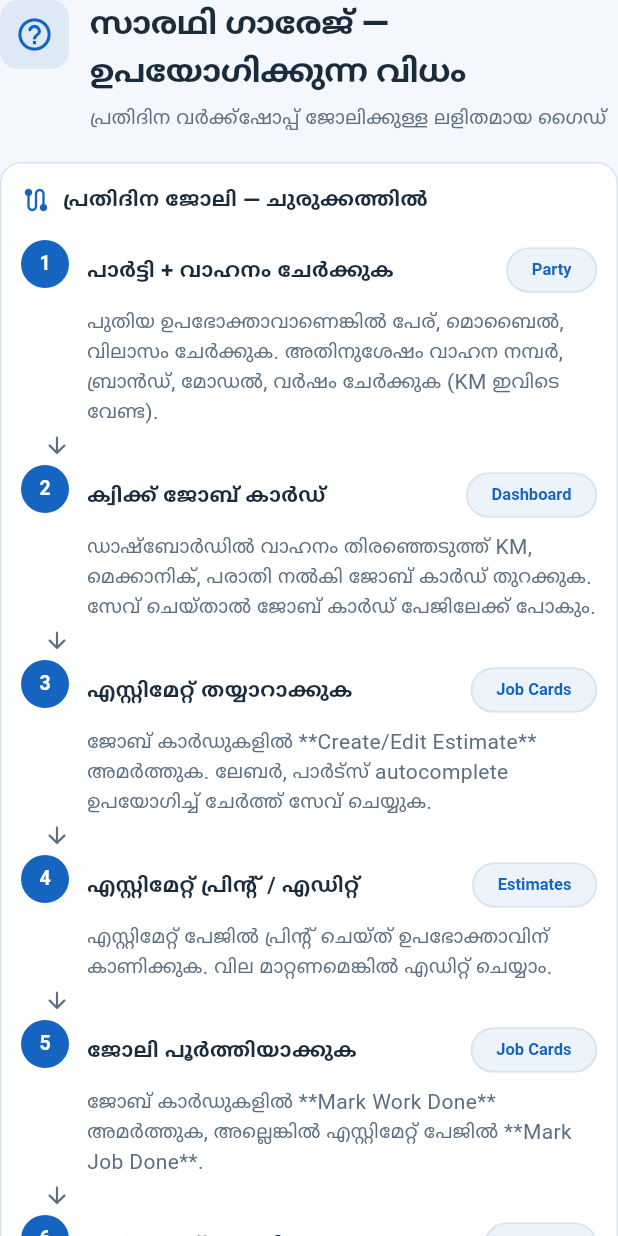
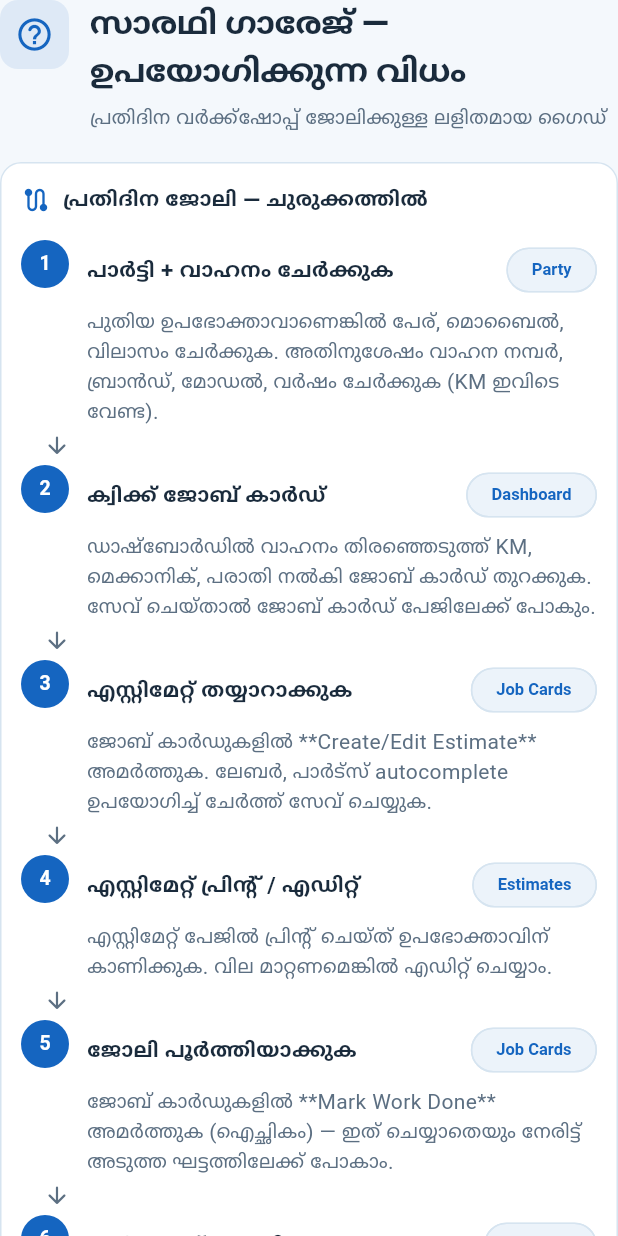
Before and after one commit to shyjutech/garage-management-system, a Flutter app: the HelpPage widget shown alone on an empty page, opened directly, on a phone screen of 412 x 824 dp. Run offline on Flutter 3.47's test engine with Material 3 defaults, Android fonts, the phone set to English and light mode, and no system bars; our stand-ins replace cloud_firestore, firebase_auth, firebase_core, pdf, printing, shared_preferences; missing offline and left inert: dart:html; accounts and stored records are empty.

```diff
--- a/lib/src/pages/help_page.dart
+++ b/lib/src/pages/help_page.dart
@@ -62,8 +62,8 @@ class HelpPage extends StatelessWidget {
                   number: '5',
                   title: 'ജോലി പൂർത്തിയാക്കുക',
                   body:
-                      'ജോബ് കാർഡുകളിൽ **Mark Work Done** അമർത്തുക, '
-                      'അല്ലെങ്കിൽ എസ്റ്റിമേറ്റ് പേജിൽ **Mark Job Done**.',
+                      'ജോബ് കാർഡുകളിൽ **Mark Work Done** അമർത്തുക (ഐച്ഛികം) — '
+                      'ഇത് ചെയ്യാതെയും നേരിട്ട് അടുത്ത ഘട്ടത്തിലേക്ക് പോകാം.',
                   menu: 'Job Cards',
                 ),
                 _flowArrow(),
@@ -208,7 +208,6 @@ class HelpPage extends StatelessWidget {
                 ),
                 _HelpBullet('**Edit** — ലേബർ/പാർട്സ് മാറ്റുക'),
                 _HelpBullet('**Print** — PDF പ്രിന്റ് / ഷെയർ'),
-                _HelpBullet('**Mark Job Done** — ജോലി പൂർത്തിയായി എന്ന് അടയാളപ്പെടുത്തുക'),
                 _HelpBullet('**Convert to Invoice** — ഉപഭോക്താവ് സമ്മതിച്ചാൽ ഇൻവോയ്സാക്കുക'),
                 _HelpTip(
                   'ഇൻവോയ്സ് നേരിട്ട് ഇൻവോയ്സ് പേജിൽ സൃഷ്ടിക്കാനാവില്ല — എസ്റ്റിമേറ്റിൽ നിന്ന് Convert ചെയ്യുക.',
@@ -319,7 +318,8 @@ class HelpPage extends StatelessWidget {
                   'വലിയ ജോലിക്ക് മുമ്പ് എസ്റ്റിമേറ്റ് പ്രിന്റ് ചെയ്ത് ഉപഭോക്താവിന് കാണിക്കുക.',
                 ),
                 _HelpTip(
-                  'ജോലി പൂർത്തിയായാൽ Mark Work Done → പിന്നീട് Convert to Invoice.',
+                  'Convert to Invoice നേരിട്ട് ചെയ്യാം — Mark Work Done ഐച്ഛികമാണ്, '
+                  'ജോബ് കാർഡ് ബോർഡിൽ സ്റ്റാറ്റസ് കാണിക്കാൻ മാത്രം.',
                 ),
                 _HelpTip(
                   'ലോഗിൻ ചെയ്ത ശേഷം ഡാറ്റ ഓൺലൈനിൽ സേവ് ആകും — റിഫ്രഷ് ചെയ്താലും നഷ്ടപ്പെടില്ല.',
```
Also changed, not shown: lib/src/app.dart (+64 -0 lines).
